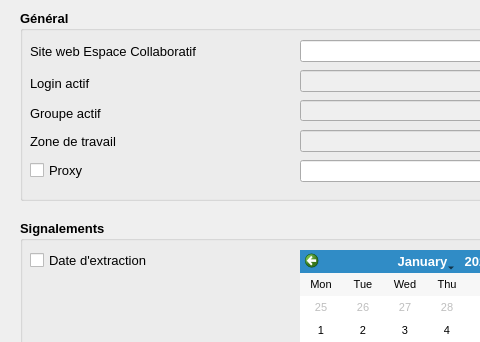
First picture: the form in ign_espace_collaboratif/FormConfigure_base.ui, repository IGNF/espace-collaboratif-qgis-plugin, before the edit; both pictures show x 0 to 480 and y 0 to 342 of the 861 by 693 pixel window.
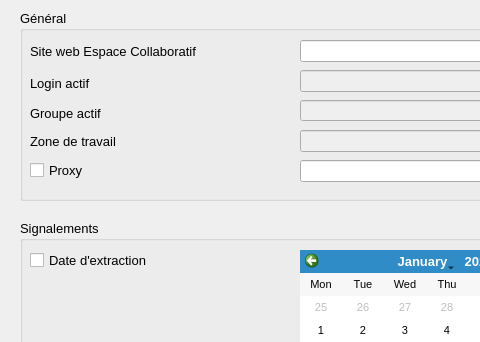
Second picture: the form after the edit. Icons and pictures are not drawn.

Patch:
```diff
--- a/ign_espace_collaboratif/FormConfigure_base.ui
+++ b/ign_espace_collaboratif/FormConfigure_base.ui
@@ -62,7 +62,7 @@
    <property name="font">
     <font>
      <pointsize>10</pointsize>
-     <weight>75</weight>
+     <weight>700</weight>
      <bold>true</bold>
     </font>
    </property>
@@ -336,7 +336,7 @@
    <property name="font">
     <font>
      <pointsize>10</pointsize>
-     <weight>75</weight>
+     <weight>700</weight>
      <bold>true</bold>
     </font>
    </property>
```
Left out of the diff: 30 changed lines with no effect on the pictures.
